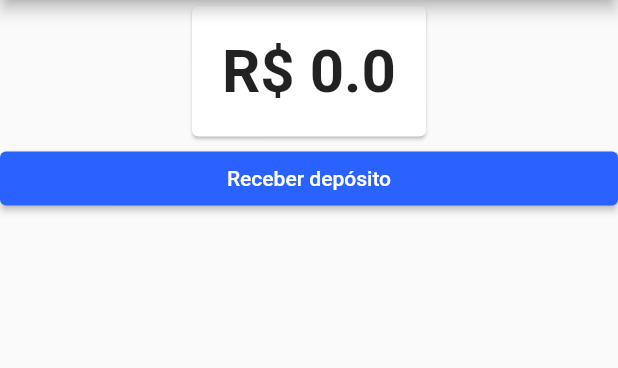
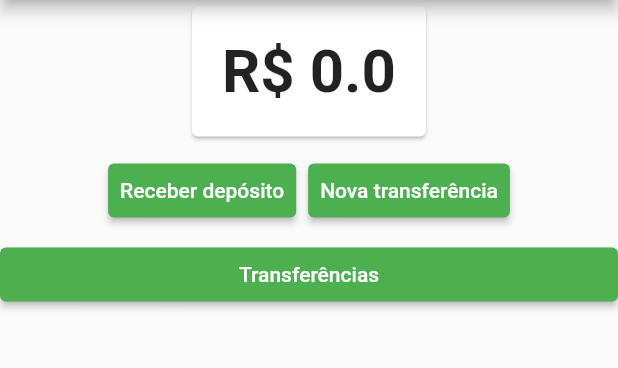
Before and after one commit to busatoju/Bytebank, a Flutter app: the screen it shows after launch, on a phone screen of 412 x 824 dp, the part 84-452 px from its top. Run offline on Flutter 3.47's test engine with Material 2 defaults, Android fonts, the phone set to English and light mode, and no system bars.

Commit message:
Adicionado o botão nova transferência  e transferências a tela inicial

```diff
--- a/lib/screens/dashboard/dashboard.dart
+++ b/lib/screens/dashboard/dashboard.dart
@@ -2,6 +2,8 @@
 import 'package:bytebank/models/balance.dart';
 import 'package:bytebank/screens/dashboard/balance_card.dart';
 import 'package:bytebank/screens/deposit/form.dart';
+import 'package:bytebank/screens/transfer/forms.dart';
+import 'package:bytebank/screens/transfer/list.dart';
 import 'package:flutter/material.dart';
 import 'package:provider/provider.dart';
 
@@ -18,19 +20,49 @@ class Dashboard extends StatelessWidget{
               alignment: Alignment.topCenter,
               child: BalanceCard(),
             ),
+            ButtonBar(
+              alignment: MainAxisAlignment.center,
+              children: <Widget>[
+                RaisedButton(
+                  child: const Text('Receber depósito'),
+                  color: Colors.green,
+                  onPressed: (){
+                    Navigator.push(
+                        context,
+                        MaterialPageRoute(builder: (context){
+                          return FormWithdraw();
+                        })
+                    );
+                  },
+                ),
+                RaisedButton(
+                  child: const Text('Nova transferência'),
+                  color: Colors.green,
+                  onPressed: (){
+                    Navigator.push(
+                        context,
+                        MaterialPageRoute(builder: (context){
+                          return TransferForm();
+                        })
+                    );
+                  },
+                )
+              ],
 
+            ),
             RaisedButton(
-              child: const Text('Receber depósito'),
+              child: const Text('Transferências'),
+              color: Colors.green,
               onPressed: (){
-                /*balance.add(10);*/
                 Navigator.push(
                     context,
                     MaterialPageRoute(builder: (context){
-                      return FormWithdraw();
+                      return TransferList();
                     })
                 );
               },
             )
+
           ],
         ));
   }
```
